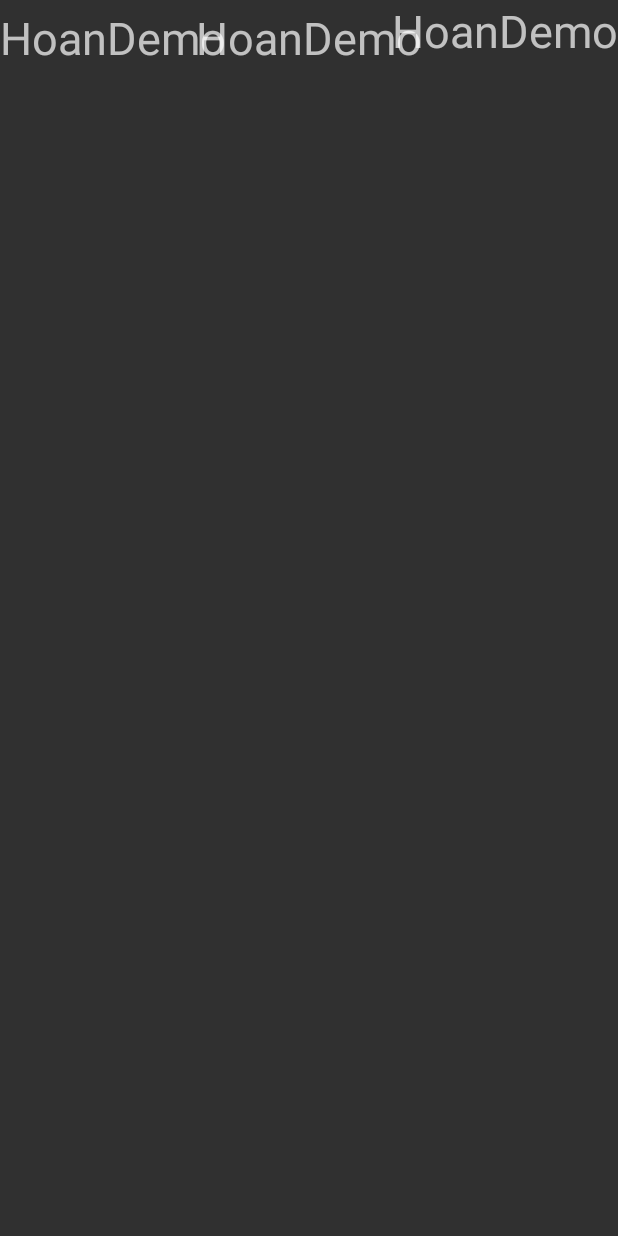
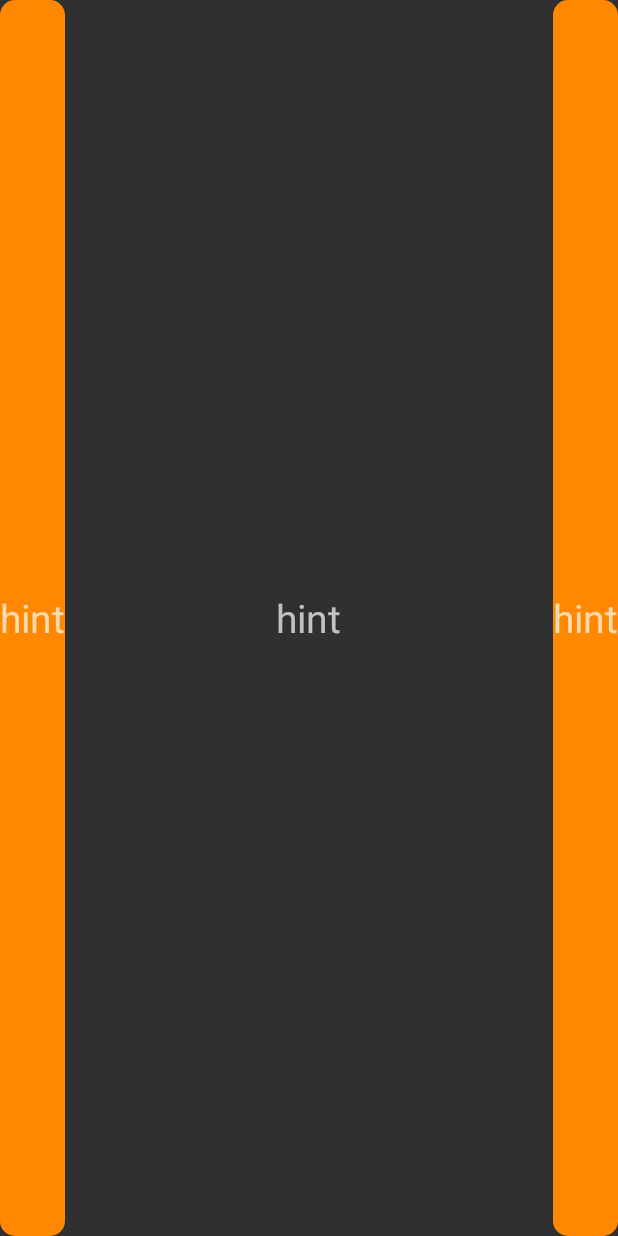
Before and after one commit to htonyn/mobile-app-dev, an Android app: the layout list_item.xml on its own in the app's theme, with its tools: preview values and no code run, on a phone screen of 412 x 824 dp. Run offline under Robolectric (Android 15) with nearby library versions, the phone set to English and light mode, and no system bars.

Commit message:
February 8th

```diff
--- /dev/null
+++ b/app/src/main/res/drawable/bt_bg_pressed.xml
@@ -0,0 +1,9 @@
+<?xml version="1.0" encoding="utf-8"?>
+<shape xmlns:android="http://schemas.android.com/apk/res/android"
+    android:shape="rectangle">
+
+    <!-- rounded corner -->
+    <corners android:radius="10dp" />
+    <solid android:color="@android:color/holo_orange_dark"></solid>
+
+</shape>
--- /dev/null
+++ b/app/src/main/res/drawable/bt_style_xml.xml
@@ -0,0 +1,6 @@
+<?xml version="1.0" encoding="utf-8"?>
+<selector xmlns:android="http://schemas.android.com/apk/res/android">
+    <item android:state_pressed="false" android:drawable="@drawable/bt_bg_pressed"/>
+    <item android:state_focused="true" android:drawable="@drawable/bt_bg_released"/>
+    <item android:state_pressed="true" android:drawable="@drawable/bt_bg_released"/>
+</selector>
--- a/app/src/main/res/layout/activity_main.xml
+++ b/app/src/main/res/layout/activity_main.xml
@@ -35,7 +35,7 @@
         <ImageButton
             android:layout_width="48dp"
             android:layout_height="48dp"
-            android:background="@android:color/white"
+            android:background="@drawable/bt_style_xml"
             android:layout_marginRight="12dp"
             android:layout_centerVertical="true"
             android:layout_alignParentRight="true"/>
--- a/app/src/main/res/layout/list_item.xml
+++ b/app/src/main/res/layout/list_item.xml
@@ -3,39 +3,40 @@
     android:id="@+id/list_view_ll"
     android:orientation="vertical"
     android:layout_width="match_parent"
-    android:layout_height="50dp">
+    android:layout_height="wrap_content">
 
 
 
     <TextView
         android:id="@+id/list_view_tv1"
         android:layout_width="wrap_content"
-        android:layout_height="50dp"
+        android:layout_height="match_parent"
         android:gravity="center"
         android:layout_alignParentLeft="true"
         android:layout_centerVertical="true"
+        android:background="@drawable/bt_bg_pressed"
         android:hint="@string/hint"
-        android:text="@string/app_name"
-        android:textSize="30sp"/>
+        android:textSize="26sp"/>
 
     <TextView
         android:id="@+id/list_view_tv2"
         android:layout_width="wrap_content"
-        android:layout_height="50dp"
+        android:layout_height="match_parent"
         android:layout_centerInParent="true"
         android:gravity="center"
-        android:hint="@string/app_name"
-        android:textSize="30sp"/>
+        android:hint="@string/hint"
+        android:textSize="26sp"/>
 
     <TextView
         android:id="@+id/list_view_tv3"
         android:layout_width="wrap_content"
-        android:layout_height="50dp"
-        android:gravity="right"
+        android:layout_height="match_parent"
+        android:gravity="center"
+        android:background="@drawable/bt_bg_pressed"
         android:layout_centerInParent="true"
         android:layout_alignParentRight="true"
-        android:hint="@string/app_name"
-        android:textSize="30sp"/>
+        android:hint="@string/hint"
+        android:textSize="26sp"/>
 
 
 </RelativeLayout>
```
Also changed, not shown: app/src/main/java/ponkberry/hoandemo/ListViewActivity.java (+6 -6 lines), app/src/main/java/ponkberry/hoandemo/adapter/ListViewAdapter.java (+13 -1 lines), app/src/main/java/ponkberry/hoandemo/util/UtilDensity.java (added, +19 -0 lines), app/src/main/res/drawable/bt_bg_released.xml (added, +10 -0 lines), app/src/main/res/layout/fragment_content.xml (+5 -2 lines), app/src/main/java/ponkberry/hoandemo/ViewPagerActivity.java (line endings or trailing spaces).
